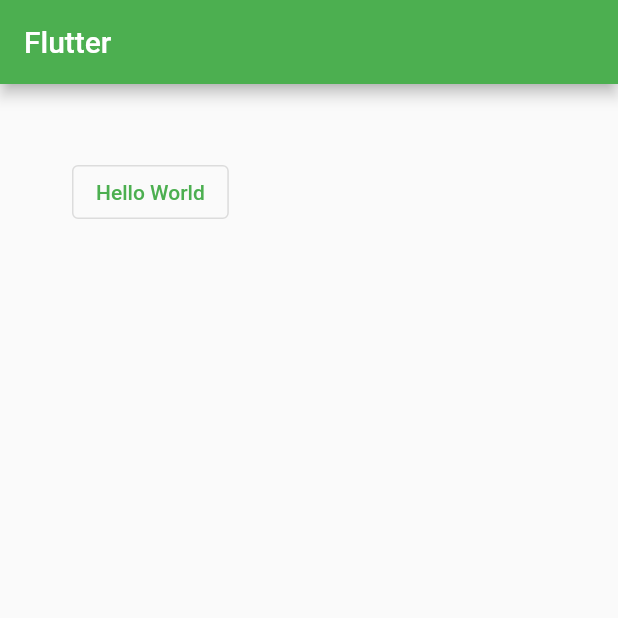
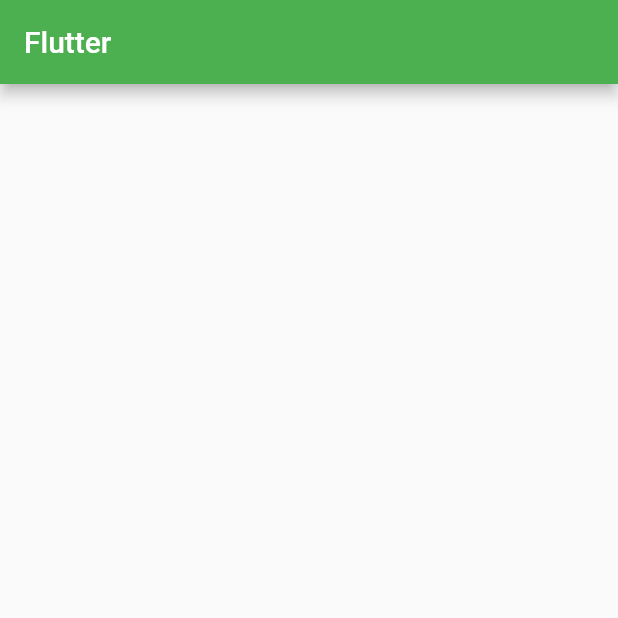
Before and after one commit to lukajincharadze/Flutter, a Flutter app: the screen it shows after launch, on a phone screen of 412 x 824 dp, the top half of it. Run offline on Flutter 3.47's test engine with Material 2 defaults, Android fonts, the phone set to English and light mode, and no system bars.

Commit message:
Update main.dart

```diff
--- a/lib/main.dart
+++ b/lib/main.dart
@@ -11,24 +11,15 @@ class MyApp extends StatelessWidget {
   @override
   Widget build(BuildContext context) {
     return MaterialApp(
-      title: 'Flutter Demo',
-      theme: ThemeData(
-        primarySwatch: Colors.green,
-      ), // ThemeData
-      home: Scaffold(
+        title: 'Flutter Demo',
+        theme: ThemeData(
+          primarySwatch: Colors.green,
+        ), // ThemeData
+        home: Scaffold(
         appBar: AppBar(
           title: Text("Flutter"),
         ),
-        body: Container(
-          margin: EdgeInsets.all(40),
-          child: Padding(
-            padding: const EdgeInsets.all(8.0),
-            child: OutlinedButton(
-              onPressed: () {},
-              child: Text("Hello World"),
-            ),
-          ),
-        ),
+        body: Container(),
       ),
     );
   }
```
